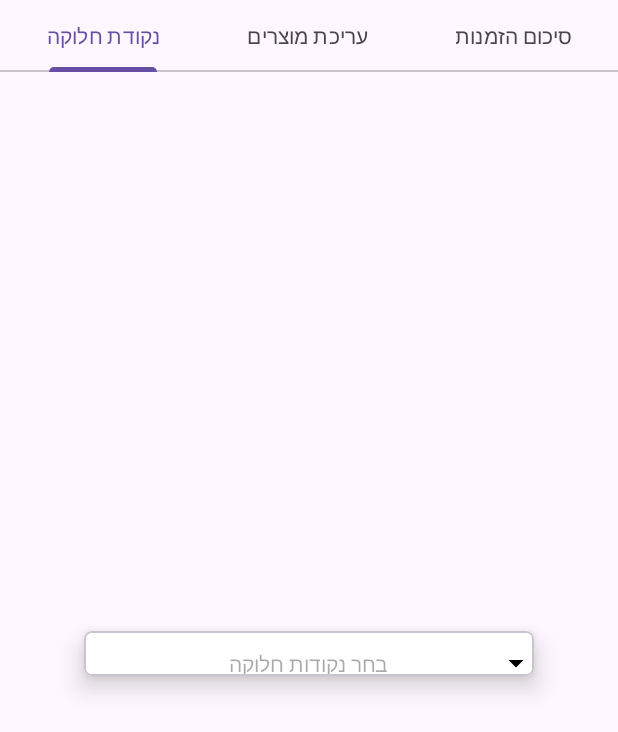
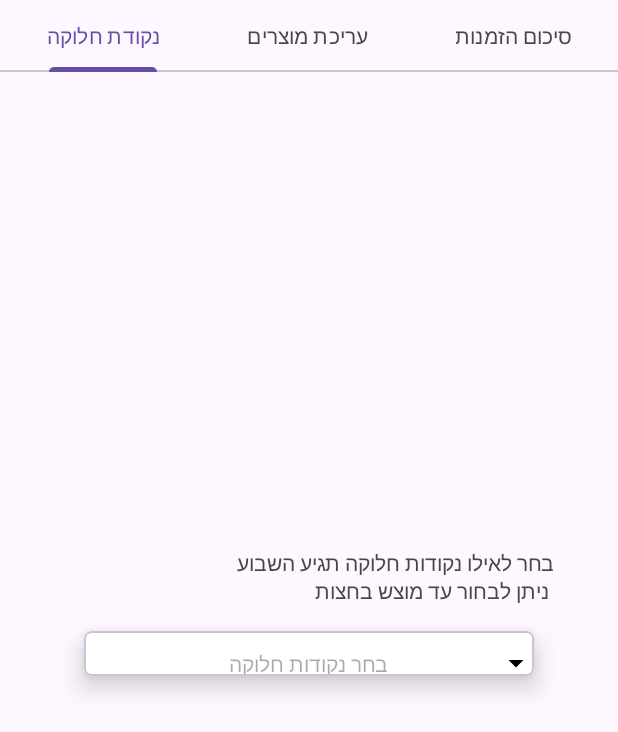
Before and after one commit to ErgaDN/Together, an Android app: the DistributionCenter screen opened directly, with no data from a screen before it, on a phone screen of 412 x 824 dp. Shown: the top 732 px of the screen. Run offline under Robolectric (Android 15) with nearby library versions, the phone set to English and light mode, and no system bars; our stand-ins replace Firebase (no records; nobody signed in at launch, a user with empty details on screens opened directly).

```diff
--- a/app/src/main/java/com/example/together/AddProduct.java
+++ b/app/src/main/java/com/example/together/AddProduct.java
@@ -93,7 +93,6 @@ public class AddProduct extends AppCompatActivity {
 
 private void addProduct() {
     //add data to db
-    //TODO: check if it on the db (55:30)
     String timestamp = "" + System.currentTimeMillis();
     HashMap<String, Object> productData = new HashMap<>();
     productData.put("productId", "" + timestamp);
--- a/app/src/main/java/com/example/together/RegisterAgricultural.java
+++ b/app/src/main/java/com/example/together/RegisterAgricultural.java
@@ -136,6 +136,8 @@ public class RegisterAgricultural extends AppCompatActivity {
 
                                             // create products collection to the current agricultural
                                             mStore.collection("agriculturals").document(userID).collection("products");
+                                            // create Distribution Center collection to the current agricultural
+                                            mStore.collection("agriculturals").document(userID).collection("Distribution Center");
 
                                             Intent intent = new Intent(getApplicationContext(), Agricultural.class);
                                             startActivity(intent);
--- a/app/src/main/res/layout/fragment_distribution_center.xml
+++ b/app/src/main/res/layout/fragment_distribution_center.xml
@@ -6,6 +6,11 @@
     xmlns:app="http://schemas.android.com/apk/res-auto"
     tools:context=".DistributionCenter">
 
+    <TextView
+        android:layout_width="327dp"
+        android:layout_height="141dp"
+        android:layout_gravity="center"
+        android:text="@string/description_distribution_center" />
 
     <com.google.android.material.card.MaterialCardView
         android:id="@+id/select_center"
--- a/app/src/main/res/values/strings.xml
+++ b/app/src/main/res/values/strings.xml
@@ -35,6 +35,7 @@
     <string name="Address">Address</string>
     <string name="username">username</string>
     <string name="choose_center">בחר נקודות חלוקה</string>
+    <string name="description_distribution_center">בחר לאילו נקודות חלוקה תגיע השבוע\n ניתן לבחור עד מוצש בחצות</string>
 
 
 </resources>
```
Also changed, not shown: app/src/main/java/com/example/together/DistributionCenter.java (+49 -3 lines).
